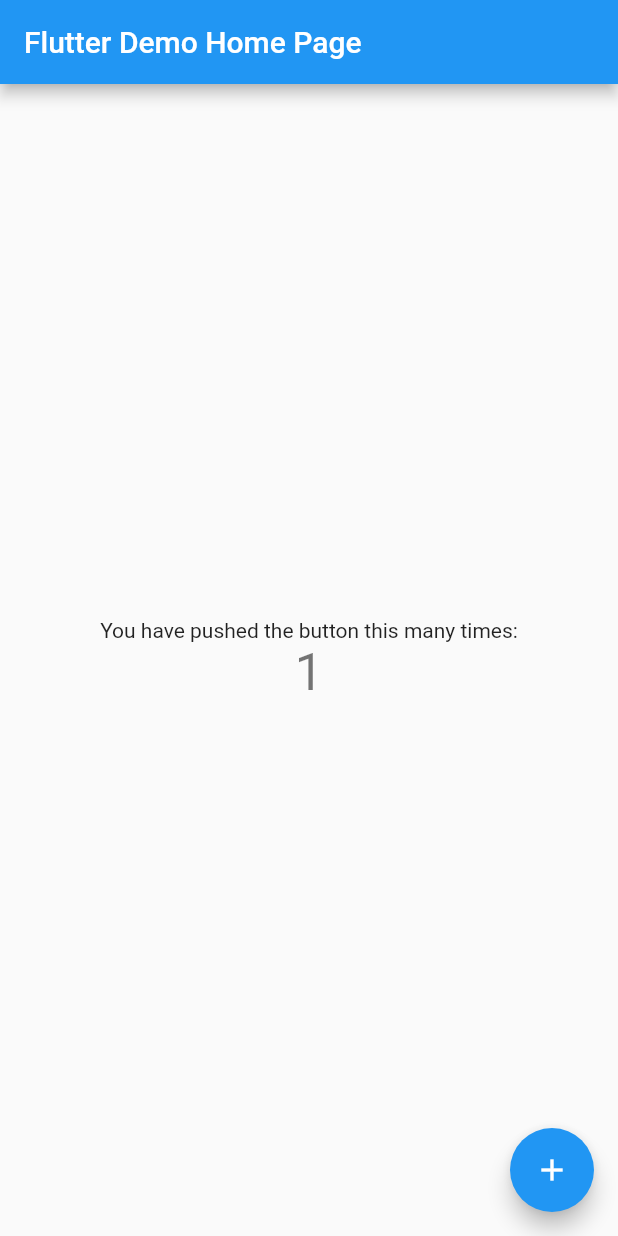
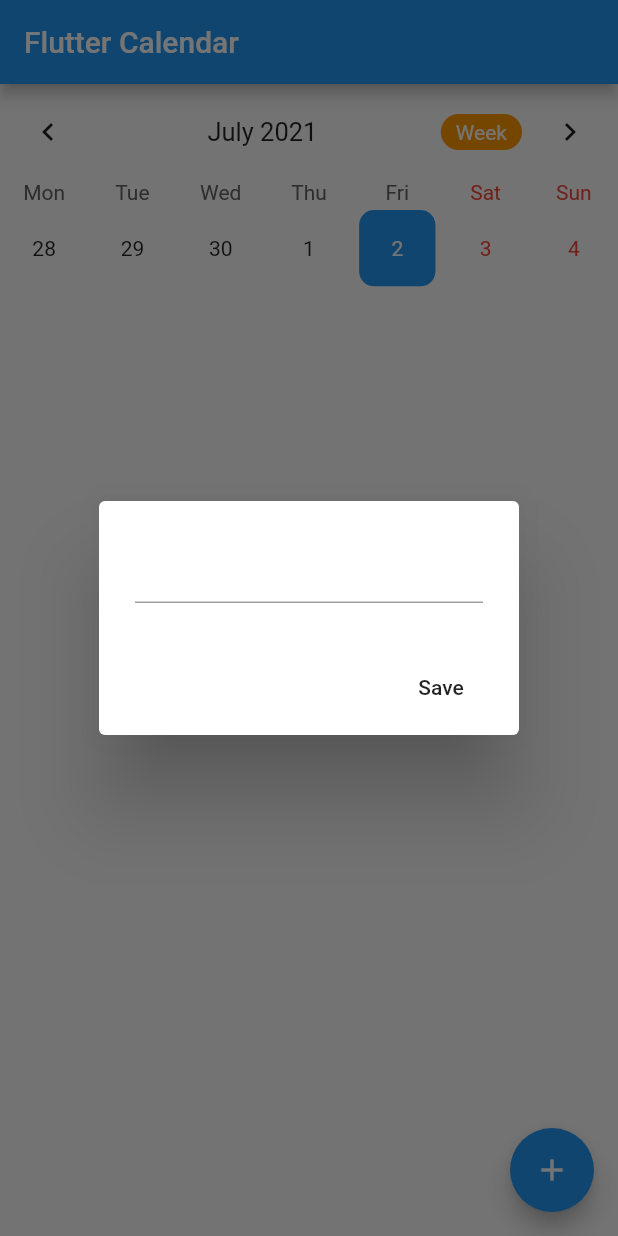
Before and after one commit to afifhibatullahh/jadhub-flutter, a Flutter app: the screen it shows after launch, after a tap on the "add" icon, on a phone screen of 412 x 824 dp. Run offline on Flutter 3.47's test engine with Material 2 defaults, Android fonts, the phone set to English and light mode, and no system bars; drawn by our look-alikes of table_calendar; our stand-ins replace shared_preferences.

Commit message:
set calendar

```diff
--- a/lib/main.dart
+++ b/lib/main.dart
@@ -1,113 +1,171 @@
+import 'dart:convert';
 import 'package:flutter/material.dart';
+import 'package:shared_preferences/shared_preferences.dart';
+import 'package:table_calendar/table_calendar.dart';
 
-void main() {
-  runApp(MyApp());
-}
+void main() => runApp(MyApp());
 
 class MyApp extends StatelessWidget {
-  // This widget is the root of your application.
   @override
   Widget build(BuildContext context) {
     return MaterialApp(
-      title: 'Flutter Demo',
+      title: 'Flutter Calendar',
       theme: ThemeData(
-        // This is the theme of your application.
-        //
-        // Try running your application with "flutter run". You'll see the
-        // application has a blue toolbar. Then, without quitting the app, try
-        // changing the primarySwatch below to Colors.green and then invoke
-        // "hot reload" (press "r" in the console where you ran "flutter run",
-        // or simply save your changes to "hot reload" in a Flutter IDE).
-        // Notice that the counter didn't reset back to zero; the application
-        // is not restarted.
         primarySwatch: Colors.blue,
       ),
-      home: MyHomePage(title: 'Flutter Demo Home Page'),
+      home: HomePage(),
     );
   }
 }
 
-class MyHomePage extends StatefulWidget {
-  MyHomePage({Key key, this.title}) : super(key: key);
+class HomePage extends StatefulWidget {
+  @override
+  _HomePageState createState() => _HomePageState();
+}
 
-  // This widget is the home page of your application. It is stateful, meaning
-  // that it has a State object (defined below) that contains fields that affect
-  // how it looks.
-
-  // This class is the configuration for the state. It holds the values (in this
-  // case the title) provided by the parent (in this case the App widget) and
-  // used by the build method of the State. Fields in a Widget subclass are
-  // always marked "final".
-
-  final String title;
+class _HomePageState extends State<HomePage> {
+  CalendarController _controller;
+  Map<DateTime, List<dynamic>> _events;
+  List<dynamic> _selectedEvents;
+  TextEditingController _eventController;
+  SharedPreferences prefs;
 
   @override
-  _MyHomePageState createState() => _MyHomePageState();
-}
+  void initState() {
+    super.initState();
+    _controller = CalendarController();
+    _eventController = TextEditingController();
+    _events = {};
+    _selectedEvents = [];
+    initPrefs();
+  }
 
-class _MyHomePageState extends State<MyHomePage> {
-  int _counter = 0;
+  initPrefs() async {
+    prefs = await SharedPreferences.getInstance();
+    setState(() {
+      _events = Map<DateTime, List<dynamic>>.from(
+          decodeMap(json.decode(prefs.getString("events") ?? "{}")));
+    });
+  }
 
-  void _incrementCounter() {
-    setState(() {
-      // This call to setState tells the Flutter framework that something has
-      // changed in this State, which causes it to rerun the build method below
-      // so that the display can reflect the updated values. If we changed
-      // _counter without calling setState(), then the build method would not be
-      // called again, and so nothing would appear to happen.
-      _counter++;
+  Map<String, dynamic> encodeMap(Map<DateTime, dynamic> map) {
+    Map<String, dynamic> newMap = {};
+    map.forEach((key, value) {
+      newMap[key.toString()] = map[key];
     });
+    return newMap;
+  }
+
+  Map<DateTime, dynamic> decodeMap(Map<String, dynamic> map) {
+    Map<DateTime, dynamic> newMap = {};
+    map.forEach((key, value) {
+      newMap[DateTime.parse(key)] = map[key];
+    });
+    return newMap;
   }
 
   @override
   Widget build(BuildContext context) {
-    // This method is rerun every time setState is called, for instance as done
-    // by the _incrementCounter method above.
-    //
-    // The Flutter framework has been optimized to make rerunning build methods
-    // fast, so that you can just rebuild anything that needs updating rather
-    // than having to individually change instances of widgets.
     return Scaffold(
       appBar: AppBar(
-        // Here we take the value from the MyHomePage object that was created by
-        // the App.build method, and use it to set our appbar title.
-        title: Text(widget.title),
+        title: Text('Flutter Calendar'),
       ),
-      body: Center(
-        // Center is a layout widget. It takes a single child and positions it
-        // in the middle of the parent.
+      body: SingleChildScrollView(
         child: Column(
-          // Column is also a layout widget. It takes a list of children and
-          // arranges them vertically. By default, it sizes itself to fit its
-          // children horizontally, and tries to be as tall as its parent.
-          //
-          // Invoke "debug painting" (press "p" in the console, choose the
-          // "Toggle Debug Paint" action from the Flutter Inspector in Android
-          // Studio, or the "Toggle Debug Paint" command in Visual Studio Code)
-          // to see the wireframe for each widget.
-          //
-          // Column has various properties to control how it sizes itself and
-          // how it positions its children. Here we use mainAxisAlignment to
-          // center the children vertically; the main axis here is the vertical
-          // axis because Columns are vertical (the cross axis would be
-          // horizontal).
-          mainAxisAlignment: MainAxisAlignment.center,
+          crossAxisAlignment: CrossAxisAlignment.start,
           children: <Widget>[
-            Text(
-              'You have pushed the button this many times:',
+            TableCalendar(
+              events: _events,
+              initialCalendarFormat: CalendarFormat.week,
+              calendarStyle: CalendarStyle(
+                  canEventMarkersOverflow: true,
+                  todayColor: Colors.orange,
+                  selectedColor: Theme.of(context).primaryColor,
+                  todayStyle: TextStyle(
+                      fontWeight: FontWeight.bold,
+                      fontSize: 18.0,
+                      color: Colors.white)),
+              headerStyle: HeaderStyle(
+                centerHeaderTitle: true,
+                formatButtonDecoration: BoxDecoration(
+                  color: Colors.orange,
+                  borderRadius: BorderRadius.circular(20.0),
+                ),
+                formatButtonTextStyle: TextStyle(color: Colors.white),
+                formatButtonShowsNext: false,
+              ),
+              startingDayOfWeek: StartingDayOfWeek.monday,
+              onDaySelected: (date, events, _) {
+                setState(() {
+                  _selectedEvents = events;
+                });
+              },
+              builders: CalendarBuilders(
+                selectedDayBuilder: (context, date, events) => Container(
+                    margin: const EdgeInsets.all(4.0),
+                    alignment: Alignment.center,
+                    decoration: BoxDecoration(
+                        color: Theme.of(context).primaryColor,
+                        borderRadius: BorderRadius.circular(10.0)),
+                    child: Text(
+                      date.day.toString(),
+                      style: TextStyle(color: Colors.white),
+                    )),
+                todayDayBuilder: (context, date, events) => Container(
+                    margin: const EdgeInsets.all(4.0),
+                    alignment: Alignment.center,
+                    decoration: BoxDecoration(
+                        color: Colors.orange,
+                        borderRadius: BorderRadius.circular(10.0)),
+                    child: Text(
+                      date.day.toString(),
+                      style: TextStyle(color: Colors.white),
+                    )),
+              ),
+              calendarController: _controller,
             ),
-            Text(
-              '$_counter',
-              style: Theme.of(context).textTheme.headline4,
-            ),
+            ..._selectedEvents.map((event) => ListTile(
+                  title: Text(event),
+                )),
           ],
         ),
       ),
       floatingActionButton: FloatingActionButton(
-        onPressed: _incrementCounter,
-        tooltip: 'Increment',
         child: Icon(Icons.add),
-      ), // This trailing comma makes auto-formatting nicer for build methods.
+        onPressed: _showAddDialog,
+      ),
     );
   }
+
+  _showAddDialog() async {
+    await showDialog(
+        context: context,
+        builder: (context) => AlertDialog(
+              content: TextField(
+                controller: _eventController,
+              ),
+              actions: <Widget>[
+                FlatButton(
+                  child: Text("Save"),
+                  onPressed: () {
+                    if (_eventController.text.isEmpty) return;
+                    if (_events[_controller.selectedDay] != null) {
+                      _events[_controller.selectedDay]
+                          .add(_eventController.text);
+                    } else {
+                      _events[_controller.selectedDay] = [
+                        _eventController.text
+                      ];
+                    }
+                    prefs.setString("events", json.encode(encodeMap(_events)));
+                    _eventController.clear();
+                    Navigator.pop(context);
+                  },
+                )
+              ],
+            ));
+    setState(() {
+      _selectedEvents = _events[_controller.selectedDay];
+    });
+  }
 }
--- a/pubspec.yaml
+++ b/pubspec.yaml
@@ -28,6 +28,8 @@
   # The following adds the Cupertino Icons font to your application.
   # Use with the CupertinoIcons class for iOS style icons.
   cupertino_icons: ^1.0.2
+  table_calendar: ^2.2.1
+  shared_preferences: ^0.5.4+5
 
 dev_dependencies:
   flutter_test:
```
Also changed, not shown: pubspec.lock.
